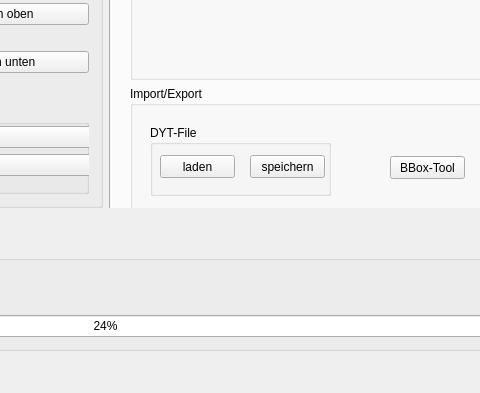
The window that dyjtrack/dyjmainw.ui (DimitriJunker/DYJOSM) describes before a commit, drawn with Qt 5; both pictures show x 365 to 845 and y 335 to 728 of the 963 by 728 pixel window.
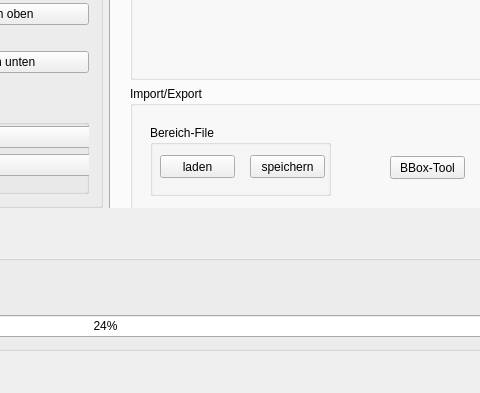
The same window after the commit.

```diff
--- a/dyjtrack/dyjmainw.ui
+++ b/dyjtrack/dyjmainw.ui
@@ -441,7 +441,7 @@
                </rect>
               </property>
               <property name="title">
-               <string>DYT-File</string>
+               <string>Bereich-File</string>
               </property>
               <widget class="QPushButton" name="pushButton_28">
                <property name="geometry">
```
Left out of the diff: 10 changed lines with no effect on the pictures.
